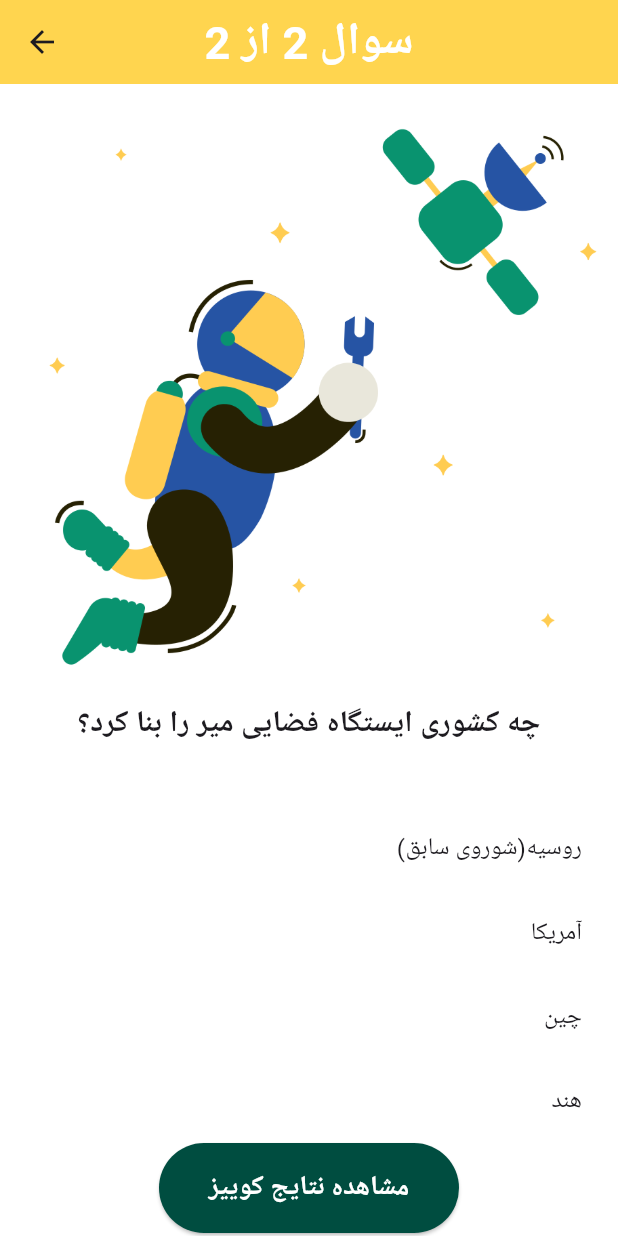
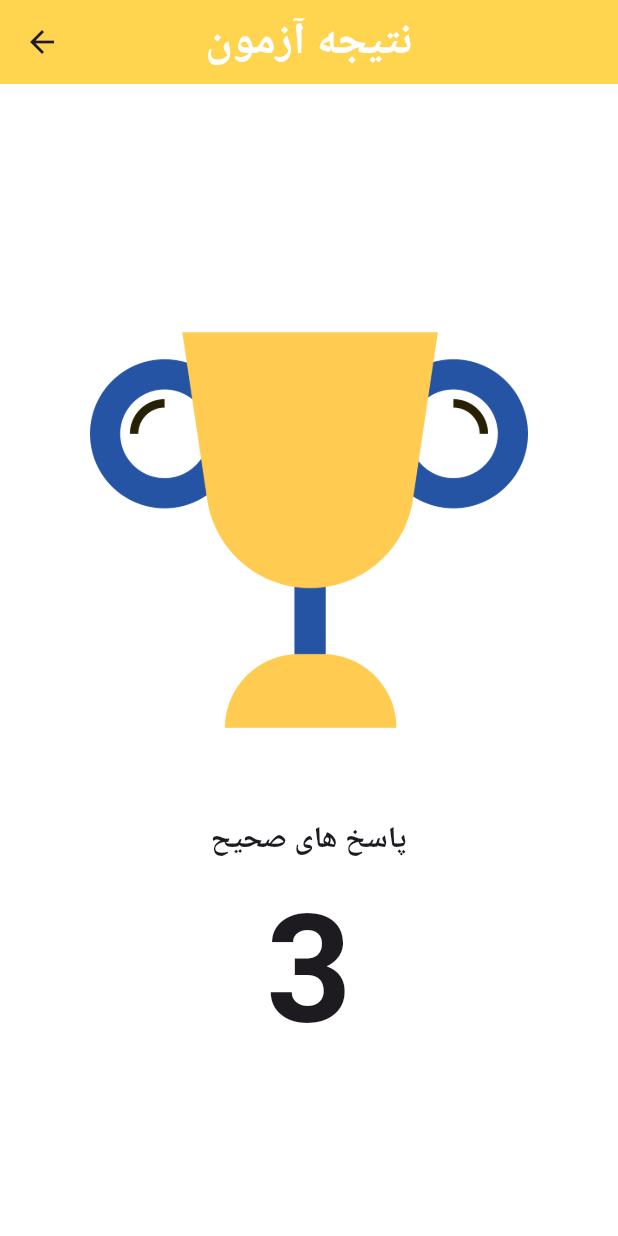
Before and after one commit to MMETehrani/quizz_app, a Flutter app: the QuizzPage1 screen opened directly, after a tap on "امیراحمدادیبی", after a tap on "آمریکا", after a tap on "مشاهده نتایج کوییز", on a phone screen of 412 x 824 dp. Run offline on Flutter 3.47's test engine with Material 3 defaults, Android fonts, the phone set to English and light mode, and no system bars.

Commit message:
add page Results screen and moved to page Results screen

```diff
--- a/lib/quizz_page1.dart
+++ b/lib/quizz_page1.dart
@@ -1,5 +1,6 @@
 import 'package:flutter/material.dart';
 import 'package:quizz_app/Data/question.dart';
+import 'package:quizz_app/screens/result_screen.dart';
 import 'constants/constants.dart';
 
 class QuizzPage1 extends StatefulWidget {
@@ -58,7 +59,12 @@ class _QuizzPage1State extends State<QuizzPage1> {
                   minimumSize: Size(200, 60),
                   backgroundColor: Colors.teal[900],
                 ),
-                onPressed: () {},
+                onPressed: () {
+                  Navigator.push(
+                    context,
+                    MaterialPageRoute(builder: (context) => ResultScreen()),
+                  );
+                },
                 child: Text(
                   'مشاهده نتایج کوییز',
                   style: TextStyle(
--- /dev/null
+++ b/lib/screens/result_screen.dart
@@ -0,0 +1,48 @@
+import 'package:flutter/material.dart';
+
+class ResultScreen extends StatelessWidget {
+  const ResultScreen({super.key});
+
+  @override
+  Widget build(BuildContext context) {
+    return Scaffold(
+      backgroundColor: Colors.white,
+      appBar: AppBar(
+        centerTitle: true,
+        backgroundColor: Colors.amber[300],
+        title: Text(
+          'نتیجه آزمون',
+          style: TextStyle(
+            fontWeight: FontWeight.bold,
+            color: Colors.white,
+            fontSize: 30,
+          ),
+        ),
+      ),
+      body: SafeArea(
+          child: Column(
+        mainAxisAlignment: MainAxisAlignment.center,
+        children: [
+          Padding(
+            padding: const EdgeInsets.all(60.0),
+            child: Image(image: AssetImage('images/cup.png')),
+          ),
+          Text(
+            'پاسخ های صحیح',
+            style: TextStyle(
+              fontSize: 20,
+              fontWeight: FontWeight.bold,
+            ),
+          ),
+          Text(
+            '3',
+            style: TextStyle(
+              fontSize: 100,
+              fontWeight: FontWeight.bold,
+            ),
+          ),
+        ],
+      )),
+    );
+  }
+}
```
